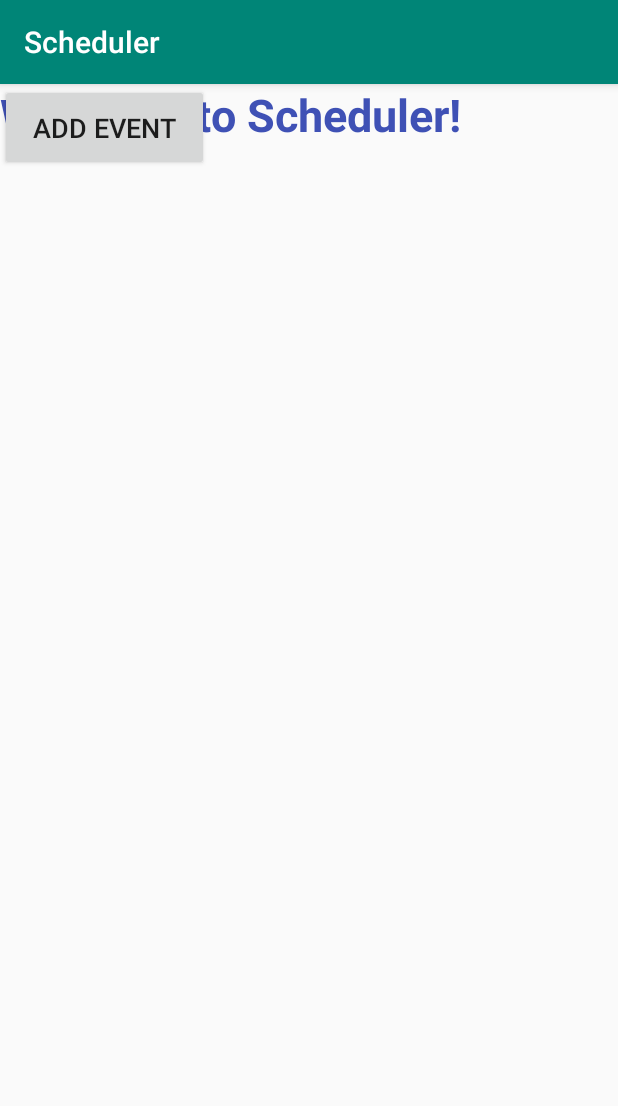
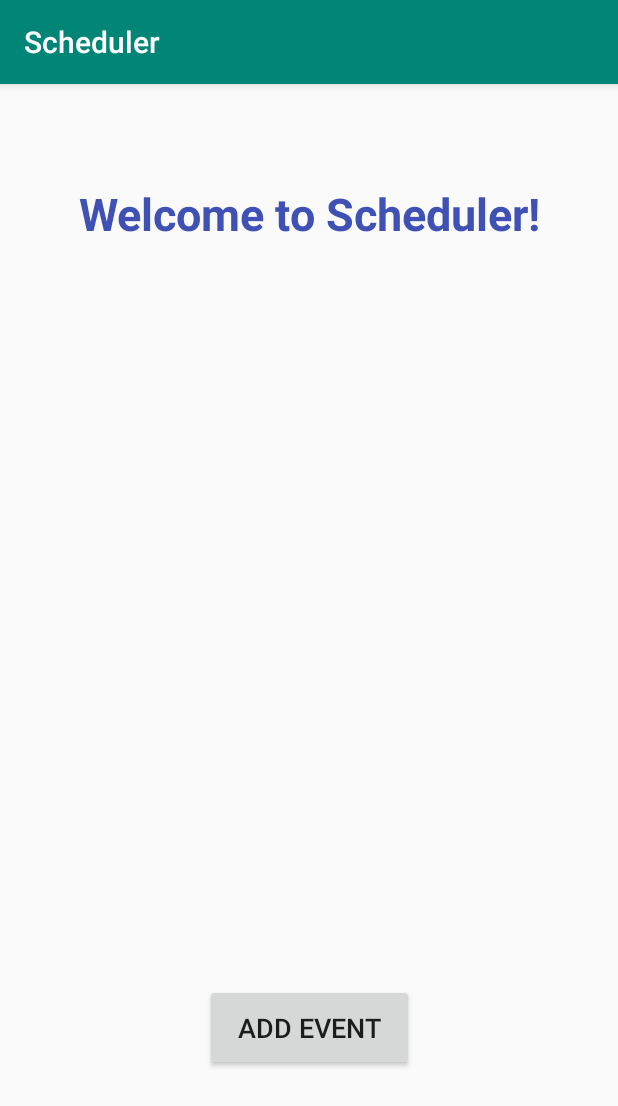
Before and after one commit to dhruvagrawal01/Scheduler, an Android app: the screen it shows after launch (MainActivity), on a phone screen of 412 x 824 dp. Shown: the top 1106 px of the screen. Run offline under Robolectric (Android 15) with nearby library versions, the phone set to English and light mode, and no system bars.

Commit message:
added constraints for main screen UI

```diff
--- a/app/src/main/res/layout/activity_main.xml
+++ b/app/src/main/res/layout/activity_main.xml
@@ -10,21 +10,37 @@
         android:id="@+id/textView"
         android:layout_width="wrap_content"
         android:layout_height="wrap_content"
+        android:layout_marginStart="49dp"
+        android:layout_marginLeft="49dp"
+        android:layout_marginTop="62dp"
+        android:layout_marginEnd="49dp"
+        android:layout_marginRight="49dp"
+        android:layout_marginBottom="24dp"
         android:text="Welcome to Scheduler!"
         android:textColor="#3F51B5"
         android:textColorHint="#00FFFFFF"
         android:textSize="30sp"
         android:textStyle="bold"
-        tools:layout_editor_absoluteX="48dp"
-        tools:layout_editor_absoluteY="62dp" />
+        app:layout_constraintBottom_toTopOf="@+id/addEvent"
+        app:layout_constraintEnd_toEndOf="parent"
+        app:layout_constraintStart_toStartOf="parent"
+        app:layout_constraintTop_toTopOf="parent" />
 
     <Button
         android:id="@+id/addEvent"
         android:layout_width="139dp"
         android:layout_height="58dp"
+        android:layout_marginStart="136dp"
+        android:layout_marginLeft="136dp"
+        android:layout_marginTop="465dp"
+        android:layout_marginEnd="136dp"
+        android:layout_marginRight="136dp"
+        android:layout_marginBottom="106dp"
         android:text="add event"
         android:textSize="18sp"
-        tools:layout_editor_absoluteX="136dp"
-        tools:layout_editor_absoluteY="567dp" />
+        app:layout_constraintBottom_toBottomOf="parent"
+        app:layout_constraintEnd_toEndOf="parent"
+        app:layout_constraintStart_toStartOf="parent"
+        app:layout_constraintTop_toBottomOf="@+id/textView" />
 
 </androidx.constraintlayout.widget.ConstraintLayout>
```
